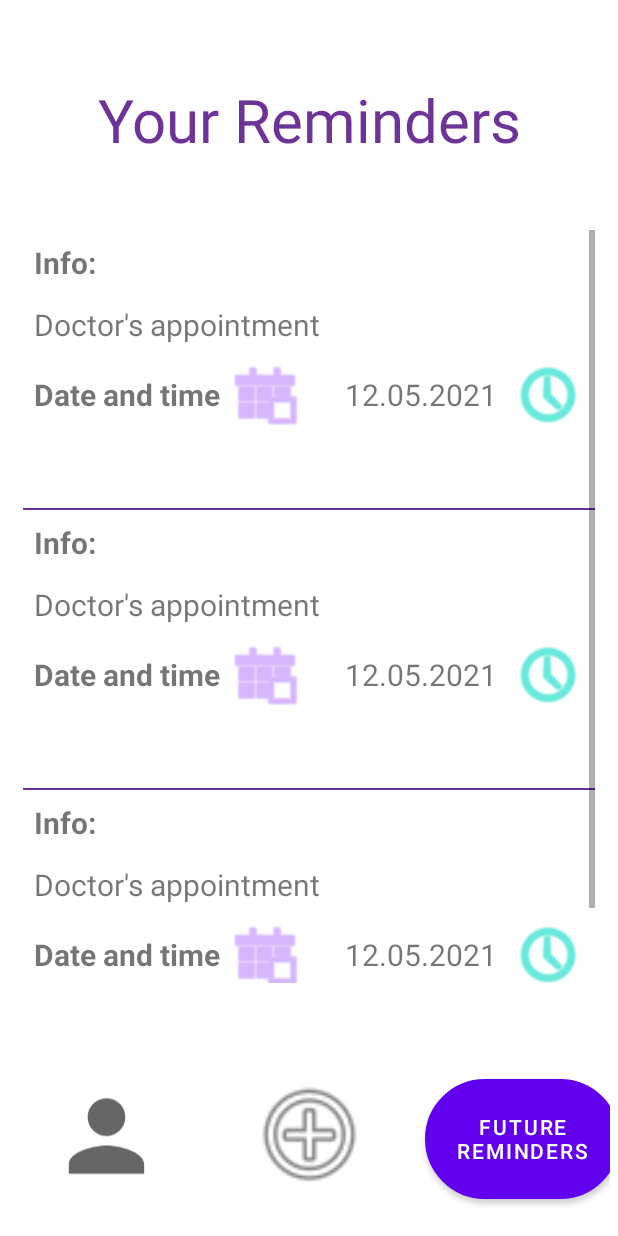
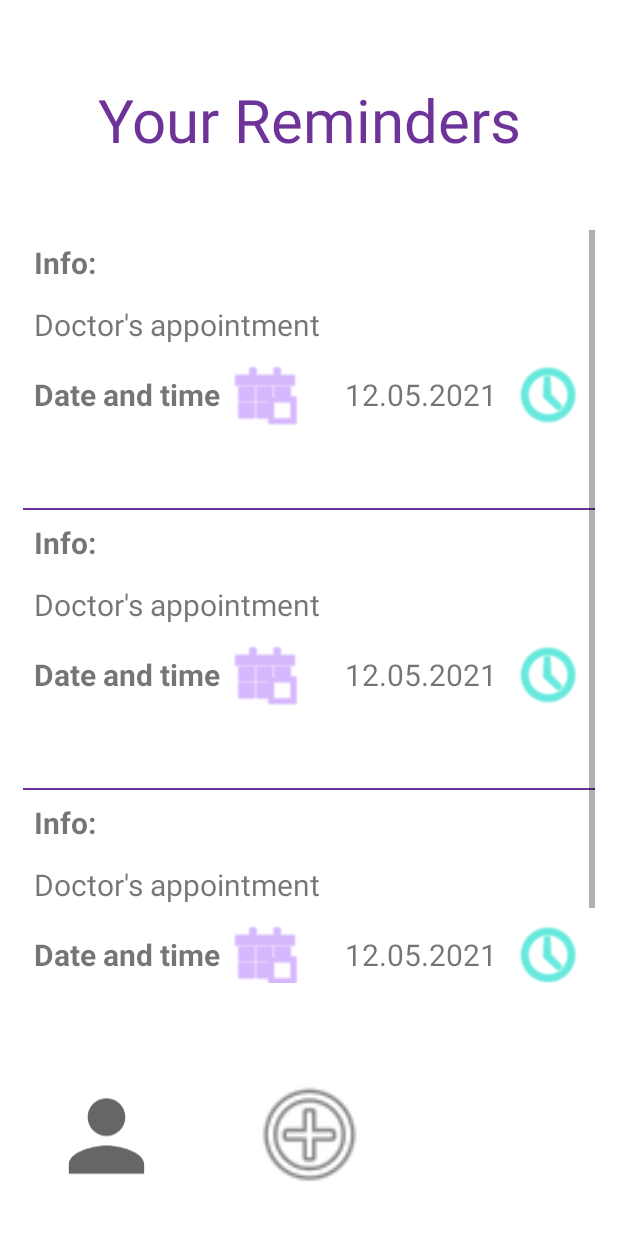
Before and after one commit to ksaily/ReminderApp, an Android app: the layout activity_menu.xml on its own in the app's theme, with its tools: preview values and no code run, on a phone screen of 412 x 824 dp. Run offline under Robolectric (Android 15) with nearby library versions, the phone set to English and light mode, and no system bars.

Commit message:
Homework 3 finished.

```diff
--- a/app/src/main/java/com/example/reminder/MenuActivity.kt
+++ b/app/src/main/java/com/example/reminder/MenuActivity.kt
@@ -43,10 +43,7 @@ class MenuActivity : AppCompatActivity() {
             val profileIntent = Intent(applicationContext,ProfileScreen::class.java)
             startActivity(profileIntent)
         }
-        binding.FutureReminders.setOnClickListener {
-            val futureReminderIntent = Intent(applicationContext, ReminderHistory::class.java)
-            startActivity(futureReminderIntent)
-        }
+
 
             listView.onItemClickListener = AdapterView.OnItemClickListener { _, _, position, id ->
                 //retrieve selected reminder
@@ -118,7 +115,6 @@ class MenuActivity : AppCompatActivity() {
         private fun refreshListView() {
             val refreshTask = LoadReminderInfoEntries()
             refreshTask.execute()
-
         }
 
         @Suppress("DEPRECATION")
--- a/app/src/main/res/layout/activity_menu.xml
+++ b/app/src/main/res/layout/activity_menu.xml
@@ -87,21 +87,4 @@
 
     </LinearLayout>
 
-    <Button
-        android:id="@+id/FutureReminders"
-        android:layout_width="130dp"
-        android:layout_height="80dp"
-        android:layout_marginStart="30dp"
-        android:layout_marginTop="12dp"
-        android:layout_marginEnd="5dp"
-        android:layout_marginBottom="5dp"
-        android:background="@drawable/round_button"
-        android:text="Future reminders"
-        app:layout_constraintBottom_toBottomOf="parent"
-        app:layout_constraintEnd_toEndOf="parent"
-        app:layout_constraintHorizontal_bias="0.2"
-        app:layout_constraintStart_toEndOf="@+id/addReminder"
-        app:layout_constraintTop_toBottomOf="@+id/linearLayout"
-        app:layout_constraintVertical_bias="0.718" />
-
 </androidx.constraintlayout.widget.ConstraintLayout>
```
Also changed, not shown: app/src/main/java/com/example/reminder/EditReminderActivity.kt (+5 -5 lines), app/src/main/java/com/example/reminder/ReminderAdaptor.kt (+10 -4 lines), app/src/main/java/com/example/reminder/ReminderHistory.kt (+5 -2 lines).
